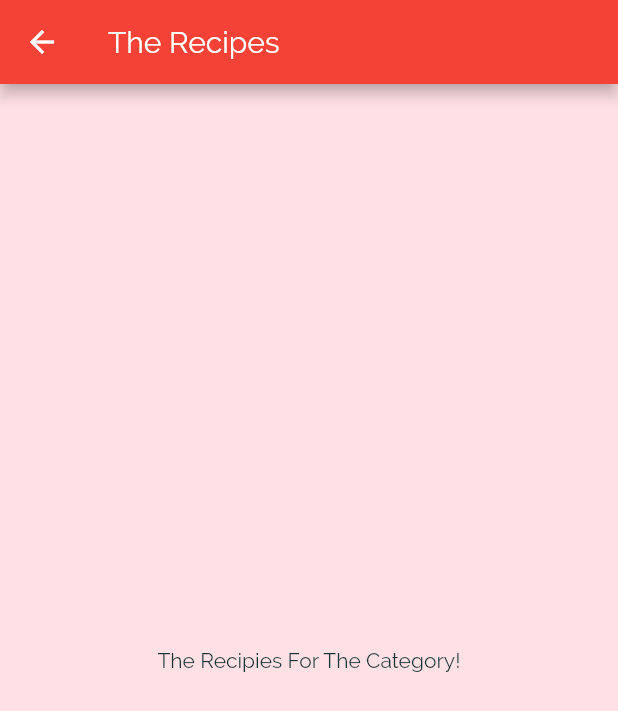
After one commit to shivendu1815/Meal_App, a Flutter app: the screen it shows after launch, after a tap on "Italian", on a phone screen of 412 x 824 dp. The commit adds this screen. Shown: the top 711 px of the screen. Run offline on Flutter 3.47's test engine with Material 2 defaults, Android fonts, the phone set to English and light mode, and no system bars.

Commit message:
New Screen Added

```diff
--- a/lib/category_item.dart
+++ b/lib/category_item.dart
@@ -1,4 +1,6 @@
 import 'package:flutter/material.dart';
+
+import './category_meals_screen.dart';
 
 class CategoryItem extends StatelessWidget {
   final String title;
@@ -6,10 +8,24 @@ class CategoryItem extends StatelessWidget {
 
   CategoryItem(this.title,this.color);
 
+  void selectCategory(BuildContext ctx) {
+    Navigator.of(ctx).push(
+      MaterialPageRoute(
+        builder: (_) {
+          return CategoryMealsScreen();
+        },
+      ),
+    );
+  }
+
 
   @override
   Widget build(BuildContext context) {
-    return Container(
+    return InkWell(
+          onTap: () => selectCategory(context),
+          splashColor: Theme.of(context).primaryColor,
+          borderRadius: BorderRadius.circular(15),
+          child: Container(
         padding: EdgeInsets.all(15),
         child: Text(
           title,
@@ -26,6 +42,7 @@ class CategoryItem extends StatelessWidget {
           ),
           borderRadius: BorderRadius.circular(15),
         ),
+      ),
     );
   }
 }
--- /dev/null
+++ b/lib/category_meals_screen.dart
@@ -0,0 +1,17 @@
+import 'package:flutter/material.dart';
+
+class CategoryMealsScreen extends StatelessWidget {
+  @override
+  Widget build(BuildContext context) {
+    return Scaffold (
+      appBar: AppBar(
+        title: Text('The Recipes'),
+      ),
+      body: Center(
+        child: Text(
+          'The Recipies For The Category!',
+        ),
+      ),
+    );
+  }
+}
```
Also changed, not shown: pubspec.yaml (+5 -5 lines), assets/fonts/Raleway-Black.ttf (renamed from assets/fonts/fonts/Raleway-Black.ttf), assets/fonts/Raleway-Bold.ttf (renamed from assets/fonts/fonts/Raleway-Bold.ttf), assets/fonts/Raleway-Regular.ttf (renamed from assets/fonts/fonts/Raleway-Regular.ttf), assets/fonts/RobotoCondensed-Bold.ttf (renamed from assets/fonts/fonts/RobotoCondensed-Bold.ttf), assets/fonts/RobotoCondensed-Italic.ttf (renamed from assets/fonts/fonts/RobotoCondensed-Italic.ttf), assets/fonts/RobotoCondensed-Light.ttf (renamed from assets/fonts/fonts/RobotoCondensed-Light.ttf), assets/fonts/RobotoCondensed-Regular.ttf (renamed from assets/fonts/fonts/RobotoCondensed-Regular.ttf). Lines whose indentation alone changed are shown as unchanged.
